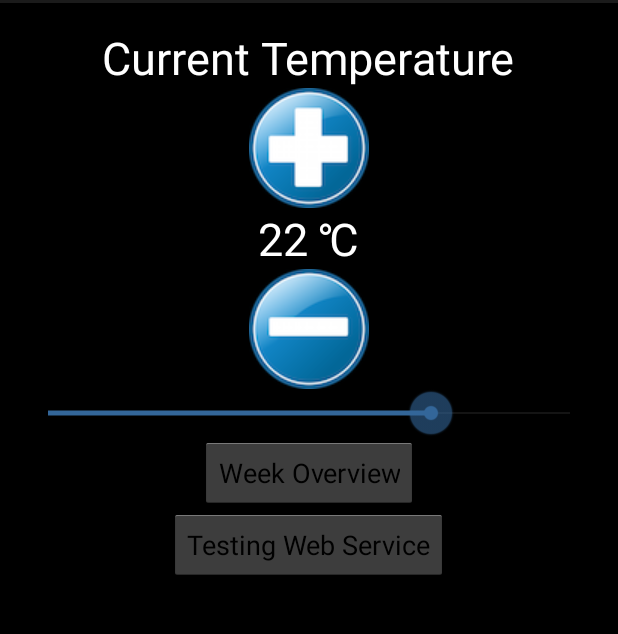
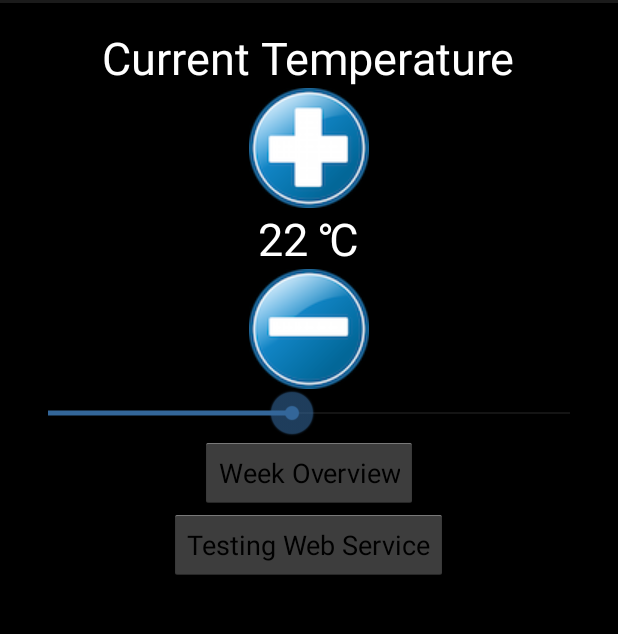
Before and after one commit to nadirtalal/TU-ThermoProject, an Android app: the screen it shows after launch (ThermostatActivity), after a tap on an icon or button, on a phone screen of 412 x 824 dp, the part 69-703 px from its top. Run offline under Robolectric (Android 15) with nearby library versions, the light colour scheme and no system bars.

Commit message:
Changed all input to the seekbar by -15. This is because the seekbar ca't have a minimal value different from 0. In this way the seekbar ranges from 15 to 30.

```diff
--- a/app/src/main/java/nl/tue/demothermostat/ThermostatActivity.java
+++ b/app/src/main/java/nl/tue/demothermostat/ThermostatActivity.java
@@ -53,11 +53,12 @@ public class ThermostatActivity extends Activity {
 
         // ACTION
         seekBar = (SeekBar)findViewById(R.id.seekBar);
-        seekBar.setProgress(vtemp);
+        seekBar.setProgress((vtemp-15));
         seekBar.setOnSeekBarChangeListener(new SeekBar.OnSeekBarChangeListener() {
             @Override
             public void onProgressChanged(SeekBar seekBar, int i, boolean b) {
-                temp.setText(i + " \u2103");
+                vtemp = i+15;
+                temp.setText((i+15) + " \u2103");
             }
 
             @Override
@@ -75,7 +76,7 @@ public class ThermostatActivity extends Activity {
             public void onClick(View view) {
                 vtemp++;
                 temp.setText(vtemp + " \u2103");
-                seekBar.setProgress(vtemp);
+                seekBar.setProgress((vtemp-15));
             }
         });
         bMinus.setOnClickListener(new View.OnClickListener() {
@@ -83,7 +84,7 @@ public class ThermostatActivity extends Activity {
             public void onClick(View view) {
                 vtemp--;
                 temp.setText(vtemp + " \u2103");
-                seekBar.setProgress(vtemp);
+                seekBar.setProgress((vtemp-15));
             }
         });
     }
--- a/app/src/main/res/layout/activity_thermostat.xml
+++ b/app/src/main/res/layout/activity_thermostat.xml
@@ -43,7 +43,7 @@
         android:layout_height="wrap_content"
         android:id="@+id/seekBar"
         android:layout_gravity="center_horizontal"
-        android:max="30"
+        android:max="15"
         android:thumbTint="#336699"
         android:progressTint="#336699"
         android:indeterminate="false" />
```
